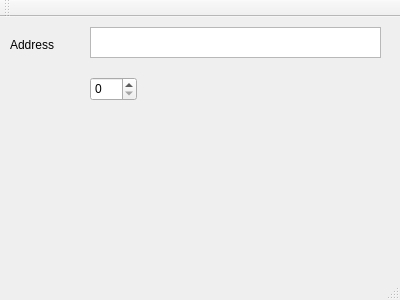
First picture: the form in hellowindow.ui, repository codehelp/deb_qview, before the edit.
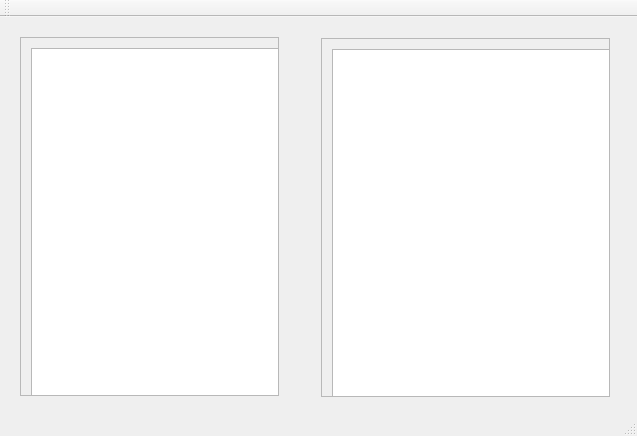
Second picture: the form after the edit.

Commit message: change to two list windows

What changed in the file:
```diff
--- a/hellowindow.ui
+++ b/hellowindow.ui
@@ -6,46 +6,91 @@
    <rect>
     <x>0</x>
     <y>0</y>
-    <width>400</width>
-    <height>300</height>
+    <width>637</width>
+    <height>436</height>
    </rect>
   </property>
   <property name="windowTitle">
    <string>HelloWindow</string>
   </property>
   <widget class="QWidget" name="centralWidget">
-   <widget class="QTextEdit" name="textEdit">
+   <widget class="QWidget" name="verticalLayoutWidget">
     <property name="geometry">
      <rect>
-      <x>90</x>
+      <x>9</x>
+      <y>9</y>
+      <width>281</width>
+      <height>381</height>
+     </rect>
+    </property>
+    <layout class="QVBoxLayout" name="verticalLayout">
+     <item>
+      <widget class="QScrollArea" name="scrollArea">
+       <property name="widgetResizable">
+        <bool>true</bool>
+       </property>
+       <widget class="QWidget" name="scrollAreaWidgetContents">
+        <property name="geometry">
+         <rect>
+          <x>0</x>
+          <y>0</y>
+          <width>277</width>
+          <height>377</height>
+         </rect>
+        </property>
+        <widget class="QListWidget" name="fileviewer">
+         <property name="geometry">
+          <rect>
+           <x>10</x>
+           <y>10</y>
+           <width>256</width>
+           <height>351</height>
+          </rect>
+         </property>
+        </widget>
+       </widget>
+      </widget>
+     </item>
+    </layout>
+   </widget>
+   <widget class="QWidget" name="verticalLayoutWidget_2">
+    <property name="geometry">
+     <rect>
+      <x>310</x>
       <y>10</y>
-      <width>291</width>
-      <height>31</height>
+      <width>311</width>
+      <height>381</height>
      </rect>
     </property>
-   </widget>
-   <widget class="QLabel" name="label">
-    <property name="geometry">
-     <rect>
-      <x>10</x>
-      <y>20</y>
-      <width>59</width>
-      <height>15</height>
-     </rect>
-    </property>
-    <property name="text">
-     <string>Address</string>
-    </property>
-   </widget>
-   <widget class="QSpinBox" name="spinBox">
-    <property name="geometry">
-     <rect>
-      <x>90</x>
-      <y>60</y>
-      <width>47</width>
-      <height>24</height>
-     </rect>
-    </property>
+    <layout class="QVBoxLayout" name="verticalLayout_2">
+     <item>
+      <widget class="QScrollArea" name="scrollArea_2">
+       <property name="widgetResizable">
+        <bool>true</bool>
+       </property>
+       <widget class="QWidget" name="scrollAreaWidgetContents_2">
+        <property name="geometry">
+         <rect>
+          <x>0</x>
+          <y>0</y>
+          <width>307</width>
+          <height>377</height>
+         </rect>
+        </property>
+        <widget class="QListWidget" name="contentList">
+         <property name="geometry">
+          <rect>
+           <x>10</x>
+           <y>10</y>
+           <width>281</width>
+           <height>351</height>
+          </rect>
+         </property>
+        </widget>
+       </widget>
+      </widget>
+     </item>
+    </layout>
    </widget>
   </widget>
   <widget class="QToolBar" name="mainToolBar">
```
The commit also changes 2 other files.
